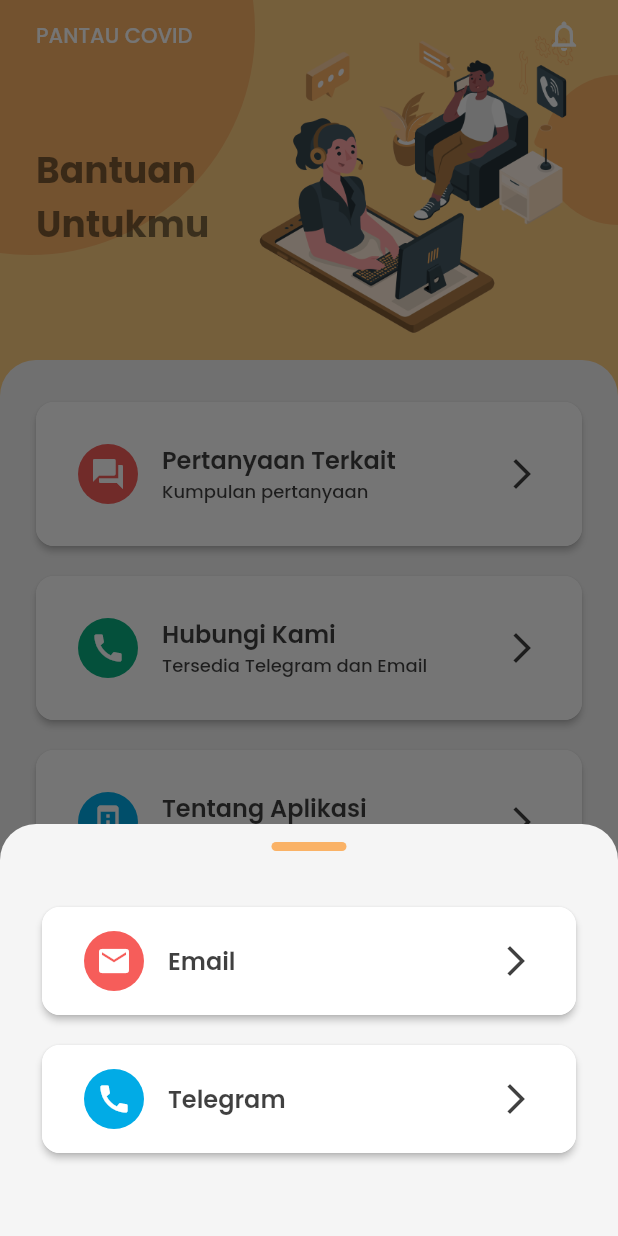
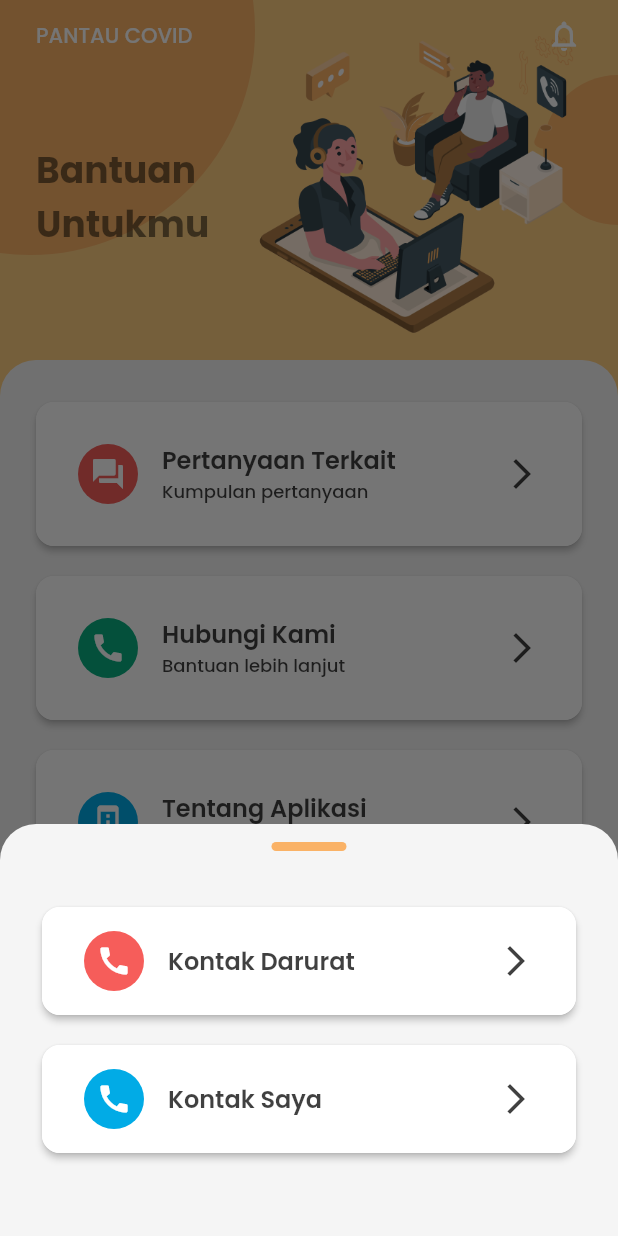
Before and after one commit to nailnafir/pantau-covid, a Flutter app: the SupportPage screen opened directly, after a tap on "Hubungi Kami", on a phone screen of 412 x 824 dp. Run offline on Flutter 3.47's test engine with Material 2 defaults, Android fonts, the phone set to English and light mode, and no system bars; our stand-ins replace carousel_slider, get, lottie, percent_indicator, shimmer; missing offline and left inert: web_scraper; network calls fail.

Commit message:
change contact info in support page

```diff
--- a/lib/pages/support_page.dart
+++ b/lib/pages/support_page.dart
@@ -179,20 +179,19 @@ class SupportPage extends StatelessWidget {
                                   children: [
                                     InkWell(
                                       onTap: () async {
-                                        if (await canLaunch(
-                                            URLShared.emailURL)) {
-                                          await launch(URLShared.emailURL);
+                                        if (await canLaunch("tel:119")) {
+                                          await launch("tel:119");
                                         } else {
-                                          Get.snackbar('Gagal',
-                                              'Tidak Dapat Mengalihkan ke Telegram');
+                                          throw Exception(
+                                              'Gagal mengalihkan ke tujuan');
                                         }
                                       },
                                       child: ListCardOneLine(
                                         backgroundIconColor:
                                             ColorTheme.redColor,
                                         tileColor: Colors.white,
-                                        title: "Email",
-                                        icon: Icons.email,
+                                        title: "Kontak Darurat",
+                                        icon: Icons.call,
                                       ),
                                     ),
                                     SizedBox(height: SpaceConfig.normalSpace),
@@ -202,15 +201,15 @@ class SupportPage extends StatelessWidget {
                                             URLShared.telegramURL)) {
                                           await launch(URLShared.telegramURL);
                                         } else {
-                                          Get.snackbar('Gagal',
-                                              'Tidak Dapat Mengalihkan ke Telegram');
+                                          throw Exception(
+                                              'Gagal mengalihkan ke tujuan');
                                         }
                                       },
                                       child: ListCardOneLine(
                                         backgroundIconColor:
                                             ColorTheme.blueColor,
                                         tileColor: Colors.white,
-                                        title: "Telegram",
+                                        title: "Kontak Saya",
                                         icon: Icons.call,
                                       ),
                                     ),
@@ -227,7 +226,7 @@ class SupportPage extends StatelessWidget {
                     backgroundIconColor: ColorTheme.greenColor,
                     tileColor: Colors.white,
                     title: "Hubungi Kami",
-                    subtitle: "Tersedia Telegram dan Email",
+                    subtitle: "Bantuan lebih lanjut",
                     icon: Icons.call,
                   ),
                 ),
```
